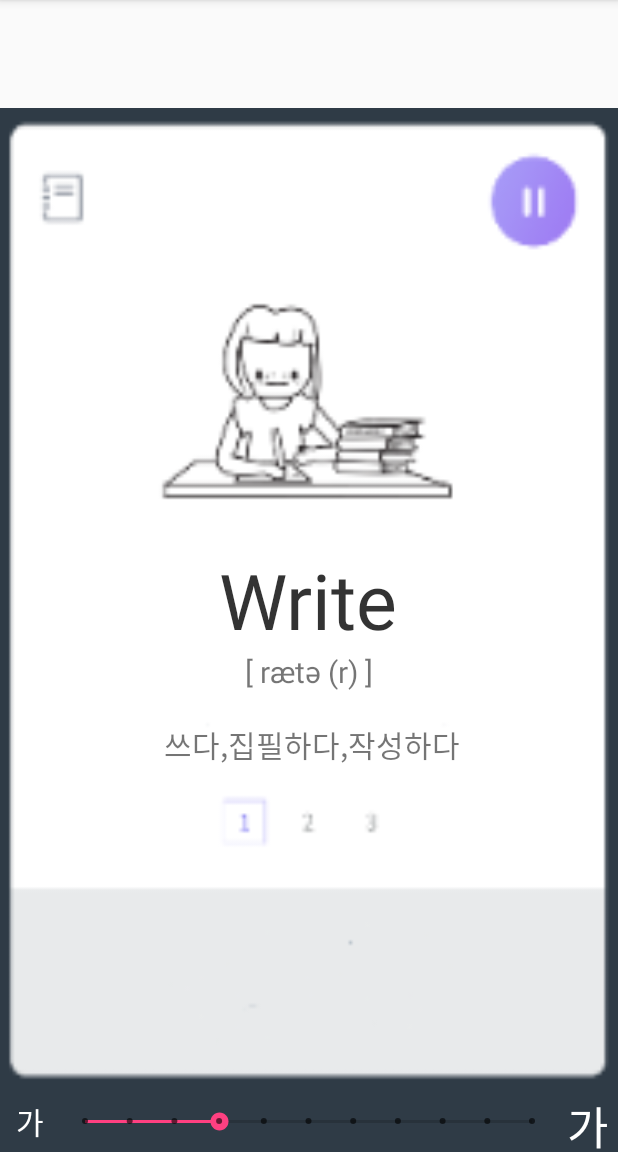
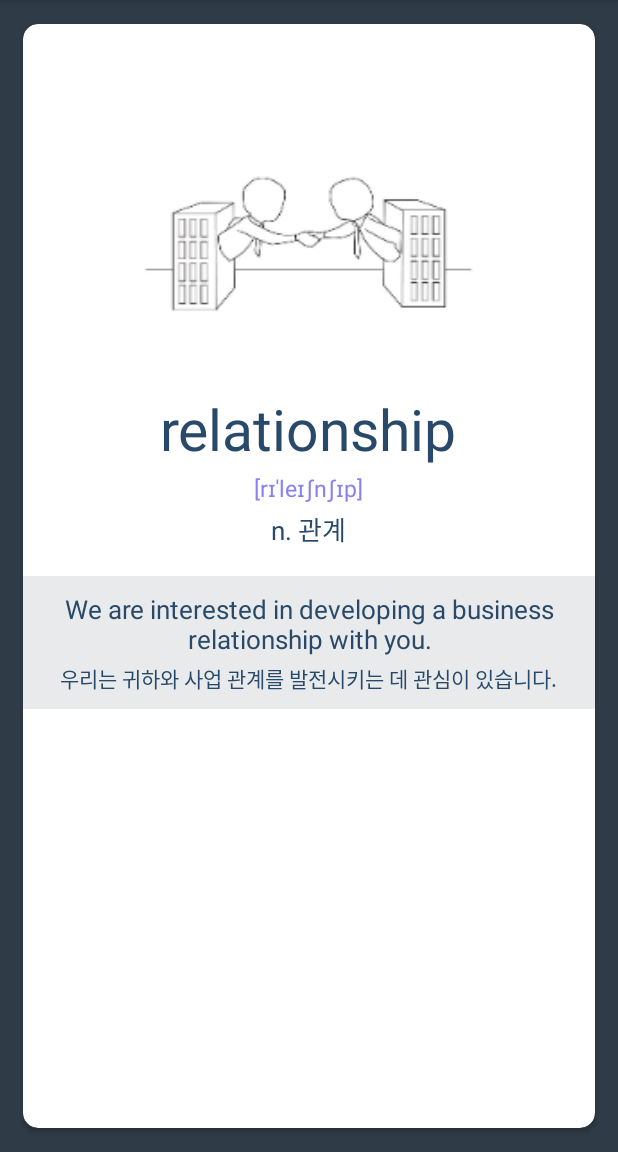
Before and after one commit to leeminyong/simpleapp, an Android app: the ImvocaActivity screen opened directly, with no data from a screen before it, on a phone screen of 412 x 824 dp, the part 84-1236 px from its top. Run offline under Robolectric (Android 15) with nearby library versions, the phone set to English and light mode, and no system bars.

Commit message:
이미지 추가

```diff
--- a/app/src/main/java/com/aiden/andmodule/activity/ImvocaActivity.java
+++ b/app/src/main/java/com/aiden/andmodule/activity/ImvocaActivity.java
@@ -16,7 +16,8 @@ public class ImvocaActivity extends AppCompatActivity {
     @Override
     protected void onCreate(Bundle savedInstanceState) {
         super.onCreate(savedInstanceState);
-        setContentView(R.layout.activity_imvoca);
+        setContentView(R.layout.fragment_wordview);
+        /*
          tv = findViewById(R.id.textView4);
         txtEng = findViewById(R.id.txtEng);
         txtPron = findViewById(R.id.txtPron);
@@ -26,12 +27,9 @@ public class ImvocaActivity extends AppCompatActivity {
 
         //tv.setTextSize(TypedValue.COMPLEX_UNIT_PX, getResources().getDimension(R.dimen.myword_day_size_basic));
         tv.setTextSize(TypedValue.COMPLEX_UNIT_PX, getResources().getDimension(R.dimen.myword_day_size_step0));
-/**
- * txtEng
- * txtPron
- * txtKor
- *
- */
+
+
+
         sb.setOnSeekBarChangeListener(new SeekBar.OnSeekBarChangeListener() {
             public void onStopTrackingTouch(SeekBar seekBar) {
                 tv.setText("onStop TrackingTouch");
@@ -47,6 +45,8 @@ public class ImvocaActivity extends AppCompatActivity {
                 fontResize(progress);
             }
         });
+
+        */
     }
 
     private void fontResize(int pos){
--- /dev/null
+++ b/app/src/main/java/com/aiden/andmodule/activity/ImvocaKotlin.kt
@@ -0,0 +1,71 @@
+package com.aiden.andmodule.activity
+
+import android.os.Bundle
+import android.util.TypedValue
+import android.widget.SeekBar
+import android.widget.TextView
+
+import androidx.appcompat.app.AppCompatActivity
+
+import com.aiden.andmodule.R
+
+class ImvocaKotlin : AppCompatActivity() {
+
+    internal lateinit var tv: TextView
+    private lateinit var txtEng: TextView
+    private lateinit var txtPron: TextView
+    private lateinit var txtKor: TextView
+    private var userFont: Float = 0.toFloat()
+    override fun onCreate(savedInstanceState: Bundle?) {
+        super.onCreate(savedInstanceState)
+        setContentView(R.layout.activity_imvoca)
+        tv = findViewById(R.id.textView4)
+        txtEng = findViewById(R.id.txtEng)
+        txtPron = findViewById(R.id.txtPron)
+        txtKor = findViewById(R.id.txtKor)
+
+        val sb = findViewById<SeekBar>(R.id.seekBar)
+
+        //tv.setTextSize(TypedValue.COMPLEX_UNIT_PX, getResources().getDimension(R.dimen.myword_day_size_basic));
+        tv.setTextSize(TypedValue.COMPLEX_UNIT_PX, resources.getDimension(R.dimen.myword_day_size_step0))
+        /**
+         * txtEng
+         * txtPron
+         * txtKor
+         *
+         */
+        sb.setOnSeekBarChangeListener(object : SeekBar.OnSeekBarChangeListener {
+            override fun onStopTrackingTouch(seekBar: SeekBar) {
+                tv.text = "onStop TrackingTouch"
+            }
+
+            override fun onStartTrackingTouch(seekBar: SeekBar) {
+                tv.text = "onStart TrackingTouch"
+            }
+
+            override fun onProgressChanged(seekBar: SeekBar, progress: Int,
+                                           fromUser: Boolean) {
+                tv.text = "onProgressChanged : $progress"
+                fontResize(progress)
+            }
+        })
+    }
+
+    private fun fontResize(pos: Int) {
+        when (pos) {
+            1 -> userFont = resources.getDimension(R.dimen.myword_day_size_step1)
+            2 -> userFont = resources.getDimension(R.dimen.myword_day_size_step2)
+            3 -> userFont = resources.getDimension(R.dimen.myword_day_size_step3)
+            4 -> userFont = resources.getDimension(R.dimen.myword_day_size_step4)
+            5 -> userFont = resources.getDimension(R.dimen.myword_day_size_step5)
+            6 -> userFont = resources.getDimension(R.dimen.myword_day_size_step6)
+            7 -> userFont = resources.getDimension(R.dimen.myword_day_size_step7)
+            8 -> userFont = resources.getDimension(R.dimen.myword_day_size_step8)
+            9 -> userFont = resources.getDimension(R.dimen.myword_day_size_step9)
+            10 -> userFont = resources.getDimension(R.dimen.myword_day_size_step10)
+        }
+        txtEng.setTextSize(TypedValue.COMPLEX_UNIT_PX, resources.getDimension(R.dimen.myword_day_size_step1))
+        txtPron.setTextSize(TypedValue.COMPLEX_UNIT_PX, userFont)
+        txtKor.setTextSize(TypedValue.COMPLEX_UNIT_PX, userFont)
+    }
+}
--- /dev/null
+++ b/app/src/main/res/layout/fragment_wordview.xml
@@ -0,0 +1,112 @@
+<?xml version="1.0" encoding="utf-8"?>
+
+<LinearLayout xmlns:android="http://schemas.android.com/apk/res/android"
+    xmlns:app="http://schemas.android.com/apk/res-auto"
+    android:layout_width="match_parent"
+    android:layout_height="match_parent"
+    android:padding="10dp"
+    android:background="@color/background">
+
+
+    <androidx.cardview.widget.CardView
+        android:layout_width="match_parent"
+        android:layout_height="match_parent"
+        android:background="@android:color/white"
+
+        app:cardCornerRadius="10dp"
+        app:cardUseCompatPadding="true">
+
+        <ScrollView
+            android:layout_width="match_parent"
+            android:layout_height="match_parent"
+            android:layout_marginTop="50dp">
+
+            <LinearLayout
+                android:layout_width="match_parent"
+                android:layout_height="match_parent"
+                android:orientation="vertical">
+
+                <LinearLayout
+                    android:layout_width="match_parent"
+                    android:layout_height="0dp"
+                    android:layout_weight="1"
+                    android:gravity="center"
+                    android:orientation="vertical">
+
+                    <ImageView
+                        android:id="@+id/image"
+                        android:layout_width="wrap_content"
+                        android:layout_height="wrap_content"
+                        android:background="@drawable/pic_bg"
+                        android:minWidth="220dp"
+                        android:minHeight="194dp" />
+
+                    <TextView
+                        android:id="@+id/word_eng"
+                        android:layout_width="wrap_content"
+                        android:layout_height="wrap_content"
+                        android:layout_marginBottom="3dp"
+                        android:text="relationship"
+                        android:textColor="#284969"
+                        android:textSize="38sp" />
+
+                    <androidx.appcompat.widget.AppCompatTextView
+                        android:id="@+id/word_dic"
+                        android:layout_width="wrap_content"
+                        android:layout_height="wrap_content"
+                        android:layout_marginBottom="3dp"
+                        android:text="[rɪˈleɪʃnʃɪp]"
+                        android:textColor="#8780f3"
+                        android:textSize="15sp" />
+
+                    <androidx.appcompat.widget.AppCompatTextView
+                        android:id="@+id/word_kor"
+                        android:layout_width="wrap_content"
+                        android:layout_height="wrap_content"
+                        android:layout_marginBottom="10dp"
+                        android:gravity="center"
+                        android:text="n. 관계"
+                        android:textColor="#284969"
+                        android:textSize="17sp" />
+
+                    <LinearLayout
+                        android:id="@+id/btn_layout"
+                        android:layout_width="wrap_content"
+                        android:layout_height="wrap_content"
+                        android:layout_marginBottom="8dp"
+                        android:orientation="horizontal" />
+                </LinearLayout>
+
+                <LinearLayout
+                    android:layout_width="match_parent"
+                    android:layout_height="wrap_content"
+                    android:background="#E8EAEB"
+                    android:gravity="center"
+                    android:orientation="vertical"
+                    android:paddingTop="10dp"
+                    android:paddingBottom="10dp">
+
+                    <androidx.appcompat.widget.AppCompatTextView
+                        android:id="@+id/stn_eng"
+                        android:layout_width="wrap_content"
+                        android:layout_height="wrap_content"
+                        android:layout_marginBottom="3dp"
+                        android:gravity="center"
+                        android:text="We are interested in developing a business relationship with you."
+                        android:textColor="#284969"
+                        android:textSize="17sp" />
+
+                    <androidx.appcompat.widget.AppCompatTextView
+                        android:id="@+id/stn_kor"
+                        android:layout_width="wrap_content"
+                        android:layout_height="wrap_content"
+                        android:gravity="center"
+                        android:text="우리는 귀하와 사업 관계를 발전시키는 데 관심이 있습니다."
+                        android:textColor="#284969"
+                        android:textSize="14sp" />
+                </LinearLayout>
+            </LinearLayout>
+        </ScrollView>
+
+    </androidx.cardview.widget.CardView>
+</LinearLayout>
--- a/app/src/main/res/values/colors.xml
+++ b/app/src/main/res/values/colors.xml
@@ -9,6 +9,7 @@
     <color name="gray">#696969</color>
     <color name="color_default_text_white">#FFFFFF</color>
     <color name="whiteGray_text">#707070</color>
+    <color name="background">#2F3B46</color>
 
     <color name="stats_count_color">#1e2730</color>
     <color name="stats_dayTime_color">#5b6167</color>
```
Also changed, not shown: app/src/main/res/drawable-xxxhdpi/pic_bg.png (added), app/src/main/res/drawable-xxxhdpi/study_myvoca_on.png (added), app/src/main/res/drawable-xxxhdpi/study_sound_on.png (added).
